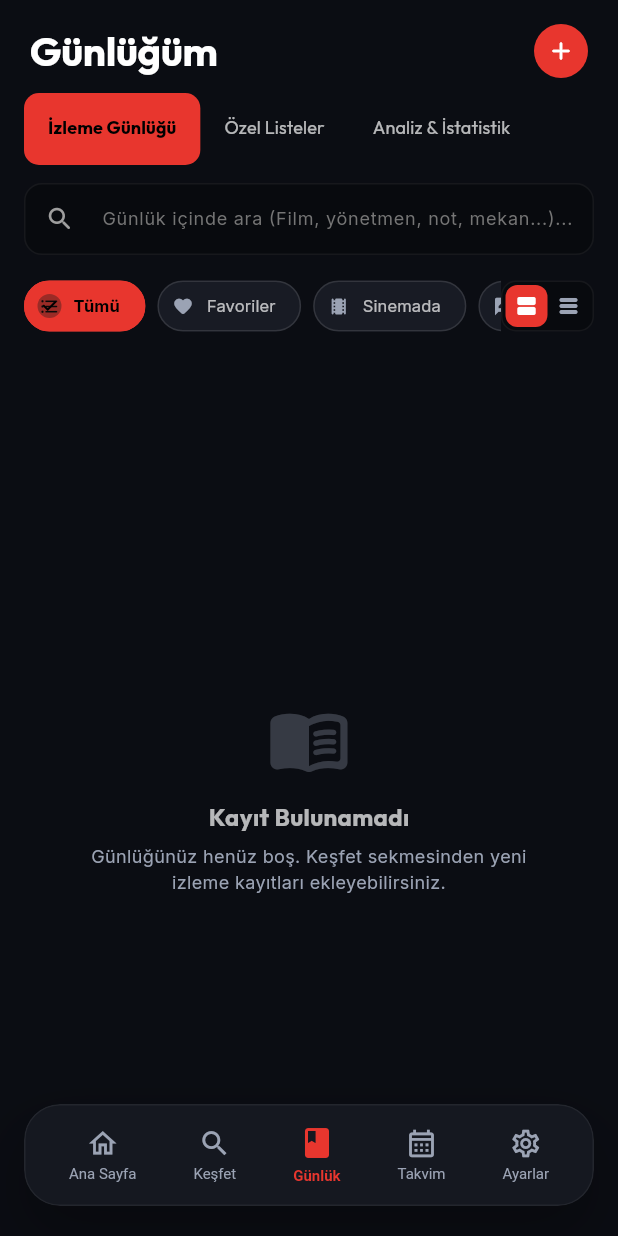
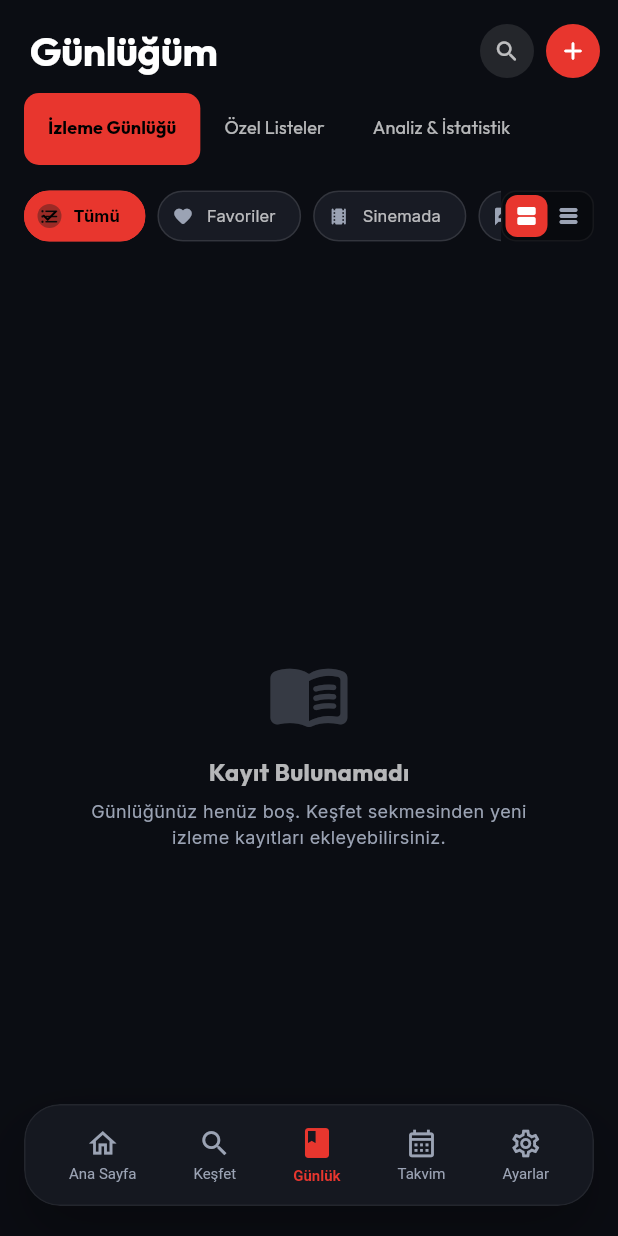
Before and after one commit to Alp3rol/CineFile, a Flutter app: the screen it shows after launch, item 3 of the bottom bar chosen, on a phone screen of 412 x 824 dp. Run offline on Flutter 3.47's test engine with Material 3 defaults, Android fonts, the phone set to English and light mode, and no system bars; our stand-ins replace cached_network_image, dio, drift, fl_chart, flutter_riverpod, flutter_secure_storage and 4 more; accounts and stored records are empty; generated files the repository leaves out were written again.

Commit message:
feat: collapsible search, fixed insight card width; update tests

```diff
--- a/lib/features/journal/presentation/journal_screen.dart
+++ b/lib/features/journal/presentation/journal_screen.dart
@@ -25,6 +25,7 @@ class _JournalScreenState extends ConsumerState<JournalScreen> {
   String _activeFilter = 'all'; // all, favorites, cinema, notes
   String _sortColumn = 'personal_ranking'; // table view only
   bool _sortAscending = true;
+  bool _showSearch = false; // search bar toggled by search icon
 
   final _searchController = TextEditingController();
 
@@ -144,7 +145,7 @@ class _JournalScreenState extends ConsumerState<JournalScreen> {
             children: [
               // 1. Top Title Banner
               Padding(
-                padding: const EdgeInsets.only(left: 20, right: 20, top: 16, bottom: 4),
+                padding: const EdgeInsets.only(left: 20, right: 12, top: 16, bottom: 4),
                 child: Row(
                   mainAxisAlignment: MainAxisAlignment.spaceBetween,
                   children: [
@@ -152,6 +153,37 @@ class _JournalScreenState extends ConsumerState<JournalScreen> {
                       'Günlüğüm',
                       style: Theme.of(context).textTheme.displayLarge,
                     ),
+                    Row(
+                      children: [
+                        // Search toggle button
+                        GestureDetector(
+                          onTap: () {
+                            setState(() {
+                              _showSearch = !_showSearch;
+                              if (!_showSearch) {
+                                _searchController.clear();
+                                _searchQuery = '';
+                              }
+                            });
+                          },
+                          child: Container(
+                            width: 36,
+                            height: 36,
+                            decoration: BoxDecoration(
+                              color: _showSearch
+                                  ? AppTheme.accentColor.withOpacity(0.2)
+                                  : Colors.white10,
+                              shape: BoxShape.circle,
+                            ),
+                            child: Icon(
+                              _showSearch ? Icons.search_off_rounded : Icons.search_rounded,
+                              color: _showSearch ? AppTheme.accentColor : Colors.white70,
+                              size: 18,
+                            ),
+                          ),
+                        ),
+                        const SizedBox(width: 8),
+                        // Add new record button
                         GestureDetector(
                           onTap: () {
                             Navigator.push(
@@ -168,6 +200,8 @@ class _JournalScreenState extends ConsumerState<JournalScreen> {
                             ),
                             child: const Icon(Icons.add_rounded, color: Colors.white, size: 20),
                           ),
+                        ),
+                      ],
                     ),
                   ],
                 ),
@@ -204,11 +238,14 @@ class _JournalScreenState extends ConsumerState<JournalScreen> {
                     Column(
                       crossAxisAlignment: CrossAxisAlignment.start,
                       children: [
-                        // 2. Search Field Bar
-                        Padding(
-                          padding: const EdgeInsets.symmetric(horizontal: 16, vertical: 6),
+                        // 2. Collapsible Search Field (shown only when _showSearch is true)
+                        AnimatedCrossFade(
+                          firstChild: const SizedBox(height: 0),
+                          secondChild: Padding(
+                            padding: const EdgeInsets.only(left: 16, right: 16, bottom: 6),
                             child: TextField(
                               controller: _searchController,
+                              autofocus: true,
                               style: GoogleFonts.inter(fontSize: 13, color: Colors.white),
                               onChanged: (val) {
                                 setState(() {
@@ -216,7 +253,7 @@ class _JournalScreenState extends ConsumerState<JournalScreen> {
                                 });
                               },
                               decoration: InputDecoration(
-                              hintText: 'Günlük içinde ara (Film, yönetmen, not, mekan...)...',
+                                hintText: 'Film, yönetmen, not, mekan...',
                                 hintStyle: GoogleFonts.inter(color: Colors.grey.shade600, fontSize: 12),
                                 prefixIcon: const Icon(Icons.search_rounded, color: Colors.grey, size: 20),
                                 suffixIcon: _searchQuery.isNotEmpty
@@ -224,9 +261,7 @@ class _JournalScreenState extends ConsumerState<JournalScreen> {
                                         icon: const Icon(Icons.clear_rounded, color: Colors.grey, size: 20),
                                         onPressed: () {
                                           _searchController.clear();
-                                        setState(() {
-                                          _searchQuery = '';
-                                        });
+                                          setState(() => _searchQuery = '');
                                         },
                                       )
                                     : null,
@@ -239,6 +274,9 @@ class _JournalScreenState extends ConsumerState<JournalScreen> {
                                 contentPadding: const EdgeInsets.symmetric(vertical: 10),
                               ),
                             ),
+                          ),
+                          crossFadeState: _showSearch ? CrossFadeState.showSecond : CrossFadeState.showFirst,
+                          duration: const Duration(milliseconds: 200),
                         ),
 
                         // 3. Quick Filter Chips Bar + View Mode Toggle
```
Also changed, not shown: lib/features/journal/presentation/widgets/journal_filter_bar.dart (+10 -9 lines), 1 other file. Lines whose indentation alone changed are shown as unchanged.
